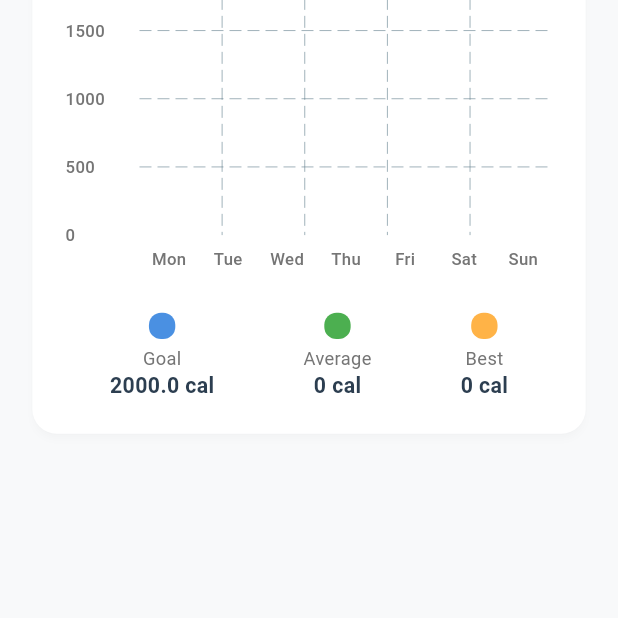
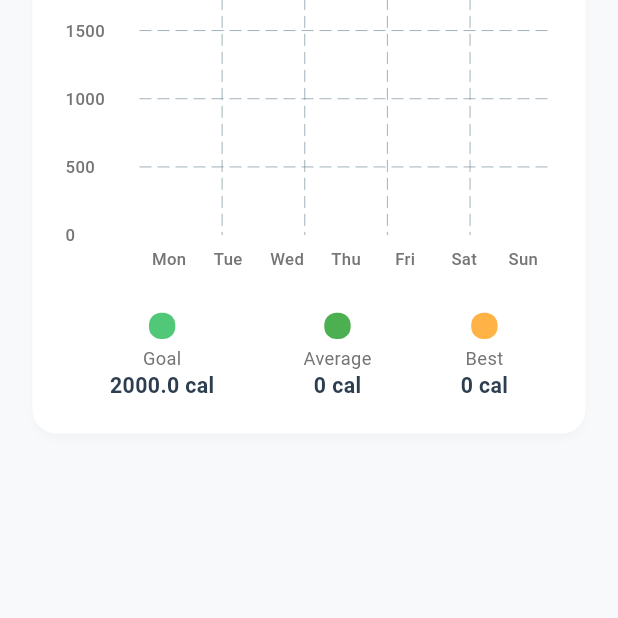
Before and after one commit to Kuruzukel/HTMAD, a Flutter app: the ProgressScreen screen opened directly, tab 4 chosen, scrolled down 274 dp, on a phone screen of 412 x 824 dp, the part 618-1236 px from its top. Run offline on Flutter 3.47's test engine with Material 3 defaults, Android fonts, the phone set to English and light mode, and no system bars; drawn by our look-alikes of fl_chart; our stand-ins replace cloud_firestore, connectivity_plus, firebase_auth, firebase_core, flutter_local_notifications, flutter_screenutil and 2 more; accounts and stored records are empty.

Commit message:
Change color of the dot on the water progress chart

```diff
--- a/lib/presentation/screens/progress/widgets/progress_chart_card.dart
+++ b/lib/presentation/screens/progress/widgets/progress_chart_card.dart
@@ -252,7 +252,7 @@ class _ProgressChartCardState extends State<ProgressChartCard> {
         _buildLegendItem(
           'Goal',
           '$goal ${_getUnit()}',
-          AppTheme.secondaryColor,
+          AppTheme.primaryColor,
         ),
         _buildLegendItem(
           'Average',
```
